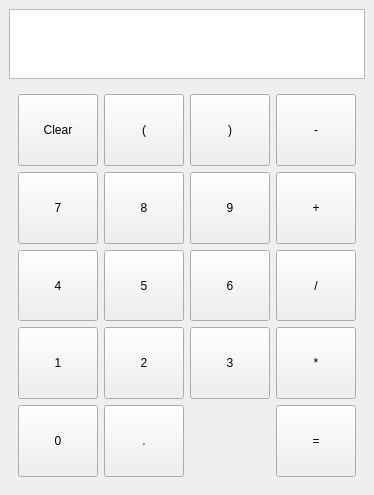
The window that lab3/app/mainwindow.ui (k3rnel1x/oop_labs_bmstu) describes before a commit, drawn with Qt 5.
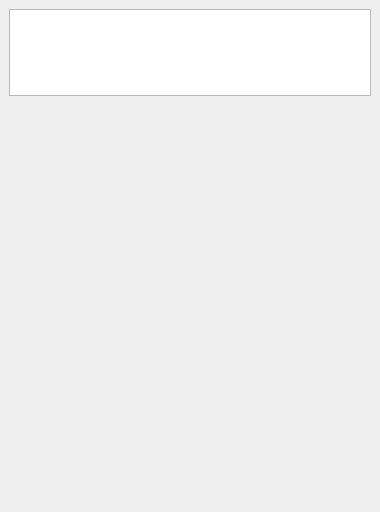
The same window after the commit.

Commit message: add facade pattern for logic, implement dynamic buttons creating, and create handlers for buttons

Patch:
```diff
--- a/lab3/app/mainwindow.ui
+++ b/lab3/app/mainwindow.ui
@@ -6,15 +6,15 @@
    <rect>
     <x>0</x>
     <y>0</y>
-    <width>374</width>
-    <height>495</height>
+    <width>380</width>
+    <height>512</height>
    </rect>
   </property>
   <property name="windowTitle">
    <string>MainWindow</string>
   </property>
   <widget class="QWidget" name="centralwidget">
-   <layout class="QVBoxLayout" name="verticalLayout" stretch="1,6">
+   <layout class="QVBoxLayout" name="verticalLayout" stretch="1,0">
     <item>
      <widget class="QTextBrowser" name="textBrowser">
       <property name="sizePolicy">
@@ -30,325 +30,25 @@
 hr { height: 1px; border-width: 0; }
 li.unchecked::marker { content: &quot;\2610&quot;; }
 li.checked::marker { content: &quot;\2612&quot;; }
-&lt;/style&gt;&lt;/head&gt;&lt;body style=&quot; font-family:'Sans Serif'; font-size:9pt; font-weight:400; font-style:normal;&quot;&gt;
-&lt;p style=&quot;-qt-paragraph-type:empty; margin-top:0px; margin-bottom:0px; margin-left:0px; margin-right:0px; -qt-block-indent:0; text-indent:0px;&quot;&gt;&lt;br /&gt;&lt;/p&gt;&lt;/body&gt;&lt;/html&gt;</string>
+&lt;/style&gt;&lt;/head&gt;&lt;body style=&quot; font-family:'.AppleSystemUIFont'; font-size:13pt; font-weight:400; font-style:normal;&quot;&gt;
+&lt;p style=&quot;-qt-paragraph-type:empty; margin-top:0px; margin-bottom:0px; margin-left:0px; margin-right:0px; -qt-block-indent:0; text-indent:0px; font-family:'Sans Serif'; font-size:9pt;&quot;&gt;&lt;br /&gt;&lt;/p&gt;&lt;/body&gt;&lt;/html&gt;</string>
       </property>
      </widget>
     </item>
     <item>
-     <widget class="QWidget" name="widget" native="true">
+     <widget class="QWidget" name="calcButtonsWidget" native="true">
+      <property name="sizePolicy">
+       <sizepolicy hsizetype="Expanding" vsizetype="Expanding">
+        <horstretch>0</horstretch>
+        <verstretch>0</verstretch>
+       </sizepolicy>
+      </property>
       <property name="minimumSize">
        <size>
         <width>356</width>
         <height>401</height>
        </size>
       </property>
-      <layout class="QGridLayout" name="gridLayout">
-       <item row="6" column="2">
-        <widget class="QPushButton" name="pushButton_3">
-         <property name="sizePolicy">
-          <sizepolicy hsizetype="Minimum" vsizetype="Expanding">
-           <horstretch>0</horstretch>
-           <verstretch>0</verstretch>
-          </sizepolicy>
-         </property>
-         <property name="text">
-          <string>3</string>
-         </property>
-         <property name="shortcut">
-          <string>3</string>
-         </property>
-        </widget>
-       </item>
-       <item row="4" column="7">
-        <widget class="QPushButton" name="pushButton_11">
-         <property name="sizePolicy">
-          <sizepolicy hsizetype="Minimum" vsizetype="Expanding">
-           <horstretch>0</horstretch>
-           <verstretch>0</verstretch>
-          </sizepolicy>
-         </property>
-         <property name="text">
-          <string>+</string>
-         </property>
-         <property name="shortcut">
-          <string>+</string>
-         </property>
-        </widget>
-       </item>
-       <item row="0" column="7">
-        <widget class="QPushButton" name="pushButton_12">
-         <property name="sizePolicy">
-          <sizepolicy hsizetype="Minimum" vsizetype="Expanding">
-           <horstretch>0</horstretch>
-           <verstretch>0</verstretch>
-          </sizepolicy>
-         </property>
-         <property name="text">
-          <string>-</string>
-         </property>
-         <property name="shortcut">
-          <string>-</string>
-         </property>
-        </widget>
-       </item>
-       <item row="0" column="0">
-        <widget class="QPushButton" name="pushButton_19">
-         <property name="sizePolicy">
-          <sizepolicy hsizetype="Minimum" vsizetype="Expanding">
-           <horstretch>0</horstretch>
-           <verstretch>0</verstretch>
-          </sizepolicy>
-         </property>
-         <property name="text">
-          <string>Clear</string>
-         </property>
-         <property name="shortcut">
-          <string>C</string>
-         </property>
-        </widget>
-       </item>
-       <item row="4" column="1">
-        <widget class="QPushButton" name="pushButton_9">
-         <property name="sizePolicy">
-          <sizepolicy hsizetype="Minimum" vsizetype="Expanding">
-           <horstretch>0</horstretch>
-           <verstretch>0</verstretch>
-          </sizepolicy>
-         </property>
-         <property name="text">
-          <string>8</string>
-         </property>
-         <property name="shortcut">
-          <string>8</string>
-         </property>
-        </widget>
-       </item>
-       <item row="4" column="0">
-        <widget class="QPushButton" name="pushButton_8">
-         <property name="sizePolicy">
-          <sizepolicy hsizetype="Minimum" vsizetype="Expanding">
-           <horstretch>0</horstretch>
-           <verstretch>0</verstretch>
-          </sizepolicy>
-         </property>
-         <property name="text">
-          <string>7</string>
-         </property>
-         <property name="shortcut">
-          <string>7</string>
-         </property>
-        </widget>
-       </item>
-       <item row="7" column="0">
-        <widget class="QPushButton" name="pushButton_6">
-         <property name="sizePolicy">
-          <sizepolicy hsizetype="Minimum" vsizetype="Expanding">
-           <horstretch>0</horstretch>
-           <verstretch>0</verstretch>
-          </sizepolicy>
-         </property>
-         <property name="text">
-          <string>0</string>
-         </property>
-         <property name="shortcut">
-          <string>0</string>
-         </property>
-        </widget>
-       </item>
-       <item row="6" column="0">
-        <widget class="QPushButton" name="pushButton">
-         <property name="sizePolicy">
-          <sizepolicy hsizetype="Minimum" vsizetype="Expanding">
-           <horstretch>0</horstretch>
-           <verstretch>0</verstretch>
-          </sizepolicy>
-         </property>
-         <property name="text">
-          <string>1</string>
-         </property>
-         <property name="shortcut">
-          <string>1</string>
-         </property>
-        </widget>
-       </item>
-       <item row="7" column="1">
-        <widget class="QPushButton" name="pushButton_16">
-         <property name="sizePolicy">
-          <sizepolicy hsizetype="Minimum" vsizetype="Expanding">
-           <horstretch>0</horstretch>
-           <verstretch>0</verstretch>
-          </sizepolicy>
-         </property>
-         <property name="text">
-          <string>.</string>
-         </property>
-         <property name="shortcut">
-          <string>.</string>
-         </property>
-        </widget>
-       </item>
-       <item row="0" column="1">
-        <widget class="QPushButton" name="pushButton_17">
-         <property name="sizePolicy">
-          <sizepolicy hsizetype="Minimum" vsizetype="Expanding">
-           <horstretch>0</horstretch>
-           <verstretch>0</verstretch>
-          </sizepolicy>
-         </property>
-         <property name="text">
-          <string>(</string>
-         </property>
-         <property name="shortcut">
-          <string>(</string>
-         </property>
-        </widget>
-       </item>
-       <item row="4" column="2">
-        <widget class="QPushButton" name="pushButton_10">
-         <property name="sizePolicy">
-          <sizepolicy hsizetype="Minimum" vsizetype="Expanding">
-           <horstretch>0</horstretch>
-           <verstretch>0</verstretch>
-          </sizepolicy>
-         </property>
-         <property name="text">
-          <string>9</string>
-         </property>
-         <property name="shortcut">
-          <string>9</string>
-         </property>
-        </widget>
-       </item>
-       <item row="5" column="1">
-        <widget class="QPushButton" name="pushButton_5">
-         <property name="sizePolicy">
-          <sizepolicy hsizetype="Minimum" vsizetype="Expanding">
-           <horstretch>0</horstretch>
-           <verstretch>0</verstretch>
-          </sizepolicy>
-         </property>
-         <property name="text">
-          <string>5</string>
-         </property>
-         <property name="shortcut">
-          <string>5</string>
-         </property>
-        </widget>
-       </item>
-       <item row="5" column="0">
-        <widget class="QPushButton" name="pushButton_4">
-         <property name="sizePolicy">
-          <sizepolicy hsizetype="Minimum" vsizetype="Expanding">
-           <horstretch>0</horstretch>
-           <verstretch>0</verstretch>
-          </sizepolicy>
-         </property>
-         <property name="text">
-          <string>4</string>
-         </property>
-         <property name="shortcut">
-          <string>4</string>
-         </property>
-        </widget>
-       </item>
-       <item row="5" column="2">
-        <widget class="QPushButton" name="pushButton_7">
-         <property name="sizePolicy">
-          <sizepolicy hsizetype="Minimum" vsizetype="Expanding">
-           <horstretch>0</horstretch>
-           <verstretch>0</verstretch>
-          </sizepolicy>
-         </property>
-         <property name="text">
-          <string>6</string>
-         </property>
-         <property name="shortcut">
-          <string>6</string>
-         </property>
-        </widget>
-       </item>
-       <item row="5" column="7">
-        <widget class="QPushButton" name="pushButton_14">
-         <property name="sizePolicy">
-          <sizepolicy hsizetype="Minimum" vsizetype="Expanding">
-           <horstretch>0</horstretch>
-           <verstretch>0</verstretch>
-          </sizepolicy>
-         </property>
-         <property name="text">
-          <string>/</string>
-         </property>
-         <property name="shortcut">
-          <string>/</string>
-         </property>
-        </widget>
-       </item>
-       <item row="0" column="2">
-        <widget class="QPushButton" name="pushButton_18">
-         <property name="sizePolicy">
-          <sizepolicy hsizetype="Minimum" vsizetype="Expanding">
-           <horstretch>0</horstretch>
-           <verstretch>0</verstretch>
-          </sizepolicy>
-         </property>
-         <property name="text">
-          <string>)</string>
-         </property>
-         <property name="shortcut">
-          <string>)</string>
-         </property>
-        </widget>
-       </item>
-       <item row="6" column="1">
-        <widget class="QPushButton" name="pushButton_2">
-         <property name="sizePolicy">
-          <sizepolicy hsizetype="Minimum" vsizetype="Expanding">
-           <horstretch>0</horstretch>
-           <verstretch>0</verstretch>
-          </sizepolicy>
-         </property>
-         <property name="text">
-          <string>2</string>
-         </property>
-         <property name="shortcut">
-          <string>2</string>
-         </property>
-        </widget>
-       </item>
-       <item row="6" column="7">
-        <widget class="QPushButton" name="pushButton_13">
-         <property name="sizePolicy">
-          <sizepolicy hsizetype="Minimum" vsizetype="Expanding">
-           <horstretch>0</horstretch>
-           <verstretch>0</verstretch>
-          </sizepolicy>
-         </property>
-         <property name="text">
-          <string>*</string>
-         </property>
-         <property name="shortcut">
-          <string>*</string>
-         </property>
-        </widget>
-       </item>
-       <item row="7" column="7">
-        <widget class="QPushButton" name="pushButton_15">
-         <property name="sizePolicy">
-          <sizepolicy hsizetype="Minimum" vsizetype="Expanding">
-           <horstretch>0</horstretch>
-           <verstretch>0</verstretch>
-          </sizepolicy>
-         </property>
-         <property name="text">
-          <string>=</string>
-         </property>
-         <property name="shortcut">
-          <string>=</string>
-         </property>
-        </widget>
-       </item>
-      </layout>
      </widget>
     </item>
    </layout>
```
The commit also changes 15 other files.
